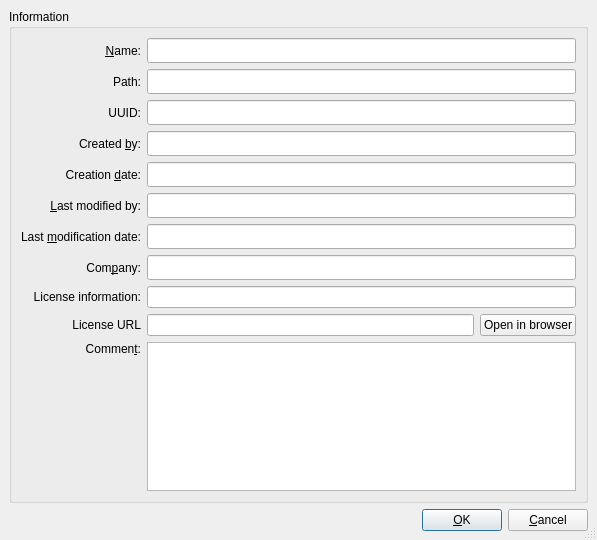
Old version of the form src/Gui/DlgProjectInformation.ui in the repository berndhahnebach/All_FreeCAD.
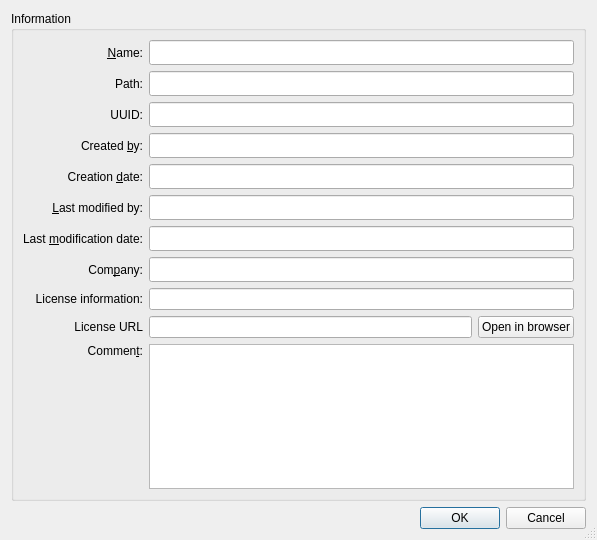
New version of the form.

Commit message: + use dialog button box where possible, replace old Python icon

Patch:
```diff
--- a/src/Gui/DlgProjectInformation.ui
+++ b/src/Gui/DlgProjectInformation.ui
@@ -19,13 +19,7 @@
   <property name="modal">
    <bool>true</bool>
   </property>
-  <layout class="QGridLayout">
-   <property name="margin">
-    <number>9</number>
-   </property>
-   <property name="spacing">
-    <number>6</number>
-   </property>
+  <layout class="QGridLayout" name="gridLayout">
    <item row="0" column="0">
     <widget class="QGroupBox" name="groupBoxInfo">
      <property name="title">
@@ -304,59 +298,11 @@
     </widget>
    </item>
    <item row="1" column="0">
-    <layout class="QHBoxLayout">
-     <property name="spacing">
-      <number>6</number>
+    <widget class="QDialogButtonBox" name="buttonBox">
+     <property name="standardButtons">
+      <set>QDialogButtonBox::Cancel|QDialogButtonBox::Ok</set>
      </property>
-     <property name="margin">
-      <number>0</number>
-     </property>
-     <item>
-      <spacer>
-       <property name="orientation">
-        <enum>Qt::Horizontal</enum>
-       </property>
-       <property name="sizeType">
-        <enum>QSizePolicy::Expanding</enum>
-       </property>
-       <property name="sizeHint" stdset="0">
-        <size>
-         <width>20</width>
-         <height>20</height>
-        </size>
-       </property>
-      </spacer>
-     </item>
-     <item>
-      <widget class="QPushButton" name="buttonOk">
-       <property name="text">
-        <string>&amp;OK</string>
-       </property>
-       <property name="shortcut">
-        <string/>
-       </property>
-       <property name="autoDefault">
-        <bool>true</bool>
-       </property>
-       <property name="default">
-        <bool>true</bool>
-       </property>
-      </widget>
-     </item>
-     <item>
-      <widget class="QPushButton" name="buttonCancel">
-       <property name="text">
-        <string>&amp;Cancel</string>
-       </property>
-       <property name="shortcut">
-        <string/>
-       </property>
-       <property name="autoDefault">
-        <bool>true</bool>
-       </property>
-      </widget>
-     </item>
-    </layout>
+    </widget>
    </item>
   </layout>
  </widget>
```
Left out of the diff: 24 changed lines with no effect on the pictures. The commit also changes 33 other files.
